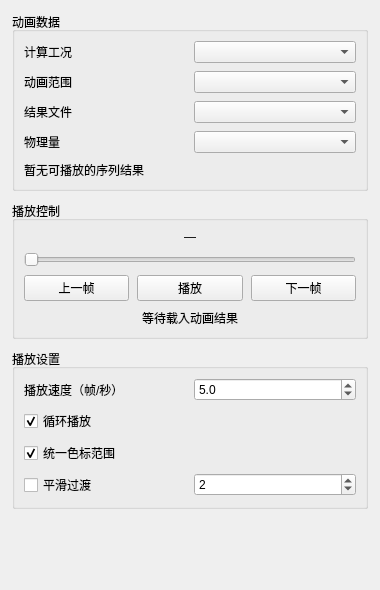
The window that plugins/Base_PostProcessing/AnimationAviWidget.ui (asd977/base_cae) describes before a commit, drawn with Qt 5.
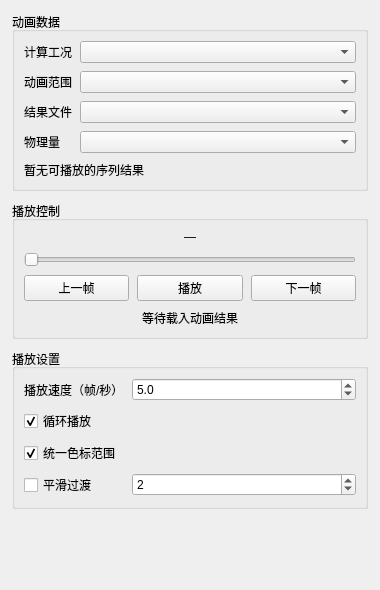
The same window after the commit.

Diff of the .ui file:
```diff
--- a/plugins/Base_PostProcessing/AnimationAviWidget.ui
+++ b/plugins/Base_PostProcessing/AnimationAviWidget.ui
@@ -19,32 +19,68 @@
       <property name="verticalSpacing"><number>8</number></property>
       <item row="0" column="0">
        <widget class="QLabel" name="analysisLabel">
+ <property name="sizePolicy">
+  <sizepolicy hsizetype="Fixed" vsizetype="Preferred">
+   <horstretch>0</horstretch>
+   <verstretch>0</verstretch>
+  </sizepolicy>
+ </property>
         <property name="text"><string>计算工况</string></property>
-       </widget>
+        <property name="wordWrap">
+  <bool>false</bool>
+ </property>
+</widget>
       </item>
       <item row="0" column="1">
        <widget class="QComboBox" name="analysisComboBox"/>
       </item>
       <item row="1" column="0">
        <widget class="QLabel" name="rangeLabel">
+ <property name="sizePolicy">
+  <sizepolicy hsizetype="Fixed" vsizetype="Preferred">
+   <horstretch>0</horstretch>
+   <verstretch>0</verstretch>
+  </sizepolicy>
+ </property>
         <property name="text"><string>动画范围</string></property>
-       </widget>
+        <property name="wordWrap">
+  <bool>false</bool>
+ </property>
+</widget>
       </item>
       <item row="1" column="1">
        <widget class="QComboBox" name="rangeComboBox"/>
       </item>
       <item row="2" column="0">
        <widget class="QLabel" name="resultLabel">
+ <property name="sizePolicy">
+  <sizepolicy hsizetype="Fixed" vsizetype="Preferred">
+   <horstretch>0</horstretch>
+   <verstretch>0</verstretch>
+  </sizepolicy>
+ </property>
         <property name="text"><string>结果文件</string></property>
-       </widget>
+        <property name="wordWrap">
+  <bool>false</bool>
+ </property>
+</widget>
       </item>
       <item row="2" column="1">
        <widget class="QComboBox" name="resultComboBox"/>
       </item>
       <item row="3" column="0">
        <widget class="QLabel" name="scalarLabel">
+ <property name="sizePolicy">
+  <sizepolicy hsizetype="Fixed" vsizetype="Preferred">
+   <horstretch>0</horstretch>
+   <verstretch>0</verstretch>
+  </sizepolicy>
+ </property>
         <property name="text"><string>物理量</string></property>
-       </widget>
+        <property name="wordWrap">
+  <bool>false</bool>
+ </property>
+</widget>
       </item>
       <item row="3" column="1">
        <widget class="QComboBox" name="scalarComboBox"/>
@@ -114,8 +150,17 @@
       <property name="verticalSpacing"><number>8</number></property>
       <item row="0" column="0">
        <widget class="QLabel" name="fpsLabel">
+ <property name="sizePolicy">
+  <sizepolicy hsizetype="Fixed" vsizetype="Preferred">
+   <horstretch>0</horstretch>
+   <verstretch>0</verstretch>
+  </sizepolicy>
+ </property>
         <property name="text"><string>播放速度（帧/秒）</string></property>
-       </widget>
+        <property name="wordWrap">
+  <bool>false</bool>
+ </property>
+</widget>
       </item>
       <item row="0" column="1">
        <widget class="QDoubleSpinBox" name="fpsSpin">
```
